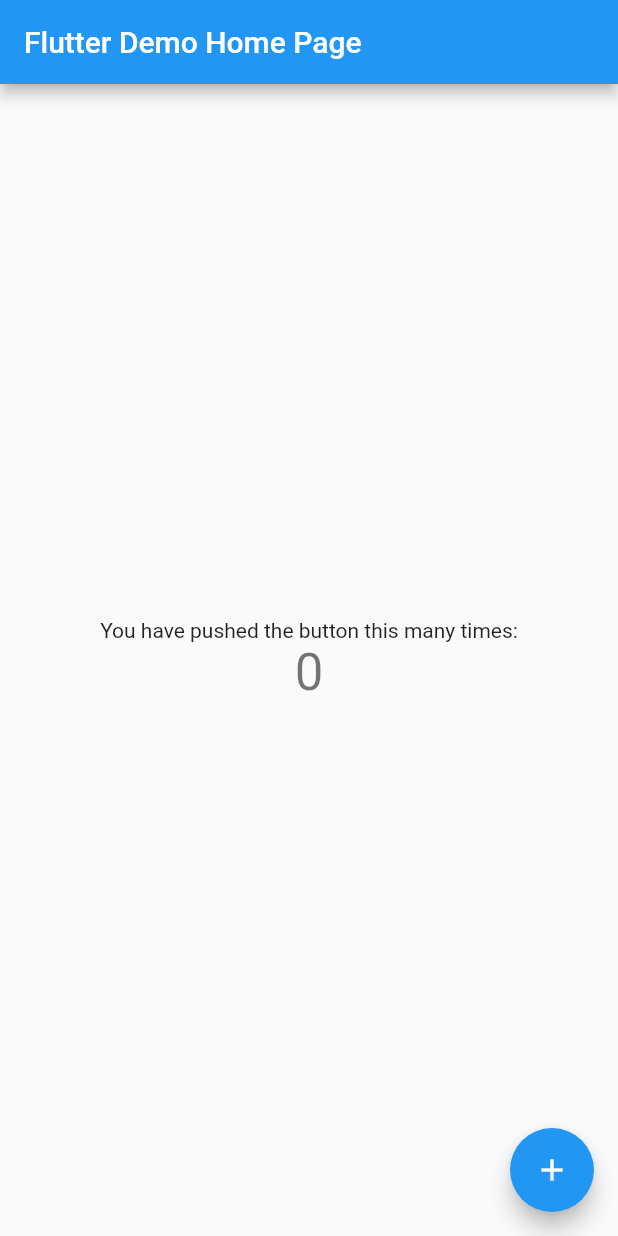
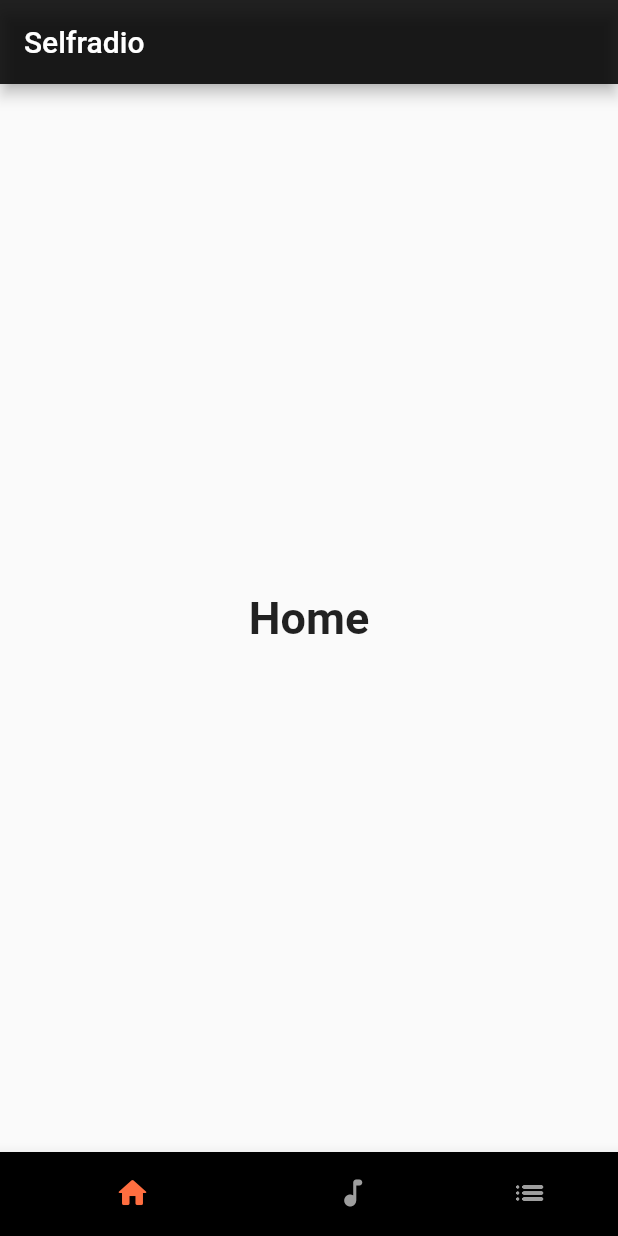
Before and after one commit to xXNicksdaXx/selfradio-frontend, a Flutter app: the screen it shows after launch, on a phone screen of 412 x 824 dp. Run offline on Flutter 3.47's test engine with Material 2 defaults, Android fonts, the phone set to English and light mode, and no system bars.

Commit message:
bottom navbar + three options with icons

```diff
--- a/lib/main.dart
+++ b/lib/main.dart
@@ -1,115 +1,123 @@
 import 'package:flutter/material.dart';
 
-void main() {
-  runApp(const MyApp());
-}
+void main() => runApp(const Selfradio());
 
-class MyApp extends StatelessWidget {
-  const MyApp({Key? key}) : super(key: key);
+class Selfradio extends StatelessWidget {
+  const Selfradio({Key? key}) : super(key: key);
 
-  // This widget is the root of your application.
+  static const String _title = 'Selfradio';
+
   @override
   Widget build(BuildContext context) {
-    return MaterialApp(
-      title: 'Flutter Demo',
-      theme: ThemeData(
-        // This is the theme of your application.
-        //
-        // Try running your application with "flutter run". You'll see the
-        // application has a blue toolbar. Then, without quitting the app, try
-        // changing the primarySwatch below to Colors.green and then invoke
-        // "hot reload" (press "r" in the console where you ran "flutter run",
-        // or simply save your changes to "hot reload" in a Flutter IDE).
-        // Notice that the counter didn't reset back to zero; the application
-        // is not restarted.
-        primarySwatch: Colors.blue,
-      ),
-      home: const MyHomePage(title: 'Flutter Demo Home Page'),
+    return const MaterialApp(
+      title: _title,
+      home: NavBar(),
     );
   }
 }
 
-class MyHomePage extends StatefulWidget {
-  const MyHomePage({Key? key, required this.title}) : super(key: key);
-
-  // This widget is the home page of your application. It is stateful, meaning
-  // that it has a State object (defined below) that contains fields that affect
-  // how it looks.
-
-  // This class is the configuration for the state. It holds the values (in this
-  // case the title) provided by the parent (in this case the App widget) and
-  // used by the build method of the State. Fields in a Widget subclass are
-  // always marked "final".
-
-  final String title;
+class NavBar extends StatefulWidget {
+  const NavBar({Key? key}) : super(key: key);
 
   @override
-  State<MyHomePage> createState() => _MyHomePageState();
+  State<NavBar> createState() => _NavBarState();
 }
 
-class _MyHomePageState extends State<MyHomePage> {
-  int _counter = 0;
+class _NavBarState extends State<NavBar> {
+  int _selectedIndex = 0;
+  static const TextStyle optionStyle =
+  TextStyle(fontSize: 30, fontWeight: FontWeight.bold);
+  static const List<Widget> _widgetOptions = <Widget>[
+    Text(
+      'Home',
+      style: optionStyle,
+    ),
+    Text(
+      'Song',
+      style: optionStyle,
+    ),
+    Text(
+      'Playlist',
+      style: optionStyle,
+    ),
+  ];
 
-  void _incrementCounter() {
+  void _onItemTapped(int index) {
     setState(() {
-      // This call to setState tells the Flutter framework that something has
-      // changed in this State, which causes it to rerun the build method below
-      // so that the display can reflect the updated values. If we changed
-      // _counter without calling setState(), then the build method would not be
-      // called again, and so nothing would appear to happen.
-      _counter++;
+      _selectedIndex = index;
     });
   }
 
   @override
   Widget build(BuildContext context) {
-    // This method is rerun every time setState is called, for instance as done
-    // by the _incrementCounter method above.
-    //
-    // The Flutter framework has been optimized to make rerunning build methods
-    // fast, so that you can just rebuild anything that needs updating rather
-    // than having to individually change instances of widgets.
     return Scaffold(
       appBar: AppBar(
-        // Here we take the value from the MyHomePage object that was created by
-        // the App.build method, and use it to set our appbar title.
-        title: Text(widget.title),
+        title: const Text('Selfradio'),
+        backgroundColor: Colors.black87,
       ),
       body: Center(
-        // Center is a layout widget. It takes a single child and positions it
-        // in the middle of the parent.
-        child: Column(
-          // Column is also a layout widget. It takes a list of children and
-          // arranges them vertically. By default, it sizes itself to fit its
-          // children horizontally, and tries to be as tall as its parent.
-          //
-          // Invoke "debug painting" (press "p" in the console, choose the
-          // "Toggle Debug Paint" action from the Flutter Inspector in Android
-          // Studio, or the "Toggle Debug Paint" command in Visual Studio Code)
-          // to see the wireframe for each widget.
-          //
-          // Column has various properties to control how it sizes itself and
-          // how it positions its children. Here we use mainAxisAlignment to
-          // center the children vertically; the main axis here is the vertical
-          // axis because Columns are vertical (the cross axis would be
-          // horizontal).
-          mainAxisAlignment: MainAxisAlignment.center,
-          children: <Widget>[
-            const Text(
-              'You have pushed the button this many times:',
-            ),
-            Text(
-              '$_counter',
-              style: Theme.of(context).textTheme.headline4,
-            ),
-          ],
-        ),
+        child: _widgetOptions.elementAt(_selectedIndex),
       ),
-      floatingActionButton: FloatingActionButton(
-        onPressed: _incrementCounter,
-        tooltip: 'Increment',
-        child: const Icon(Icons.add),
-      ), // This trailing comma makes auto-formatting nicer for build methods.
+      bottomNavigationBar: BottomNavigationBar(
+        type: BottomNavigationBarType.shifting, // Shifting
+        items: const <BottomNavigationBarItem>[
+          BottomNavigationBarItem(
+            icon: Icon(Icons.home_rounded),
+            label: 'Home',
+            backgroundColor: Colors.black,
+          ),
+          BottomNavigationBarItem(
+            icon: Icon(Icons.audiotrack_rounded),
+            label: 'Song',
+            backgroundColor: Colors.black,
+          ),
+          BottomNavigationBarItem(
+            icon: Icon(Icons.list_rounded),
+            label: 'Playlist',
+            backgroundColor: Colors.black,
+          ),
+        ],
+        currentIndex: _selectedIndex,
+        selectedItemColor: Colors.deepOrangeAccent,
+        unselectedItemColor: Colors.grey,
+        onTap: _onItemTapped,
+        enableFeedback: false,
+        showSelectedLabels: false,
+      ),
     );
   }
+
+  // @override
+  // // Widget build(BuildContext context) {
+  // //   return Scaffold(
+  // //     appBar: AppBar(
+  // //       title: const Text('Selfradio'),
+  //     ),
+  //     body: Center(
+  //       child: _widgetOptions.elementAt(_selectedIndex),
+  //     ),
+  //     bottomNavigationBar: BottomNavigationBar(
+  //       items: const <BottomNavigationBarItem>[
+  //         BottomNavigationBarItem(
+  //           icon: Icon(Icons.library_music_rounded),
+  //           label: 'Queue',
+  //           backgroundColor: Colors.black,
+  //         ),
+  //         BottomNavigationBarItem(
+  //           icon: Icon(Icons.audiotrack_rounded),
+  //           label: 'Song',
+  //           backgroundColor: Colors.black,
+  //         ),
+  //         BottomNavigationBarItem(
+  //           icon: Icon(Icons.list_rounded),
+  //           label: 'Playlist',
+  //           backgroundColor: Colors.black,
+  //         ),
+  //       ],
+  //       currentIndex: _selectedIndex,
+  //       selectedItemColor: Colors.deepOrangeAccent,
+  //       onTap: _onItemTapped,
+  //     ),
+  //   );
+  // }
 }
```
